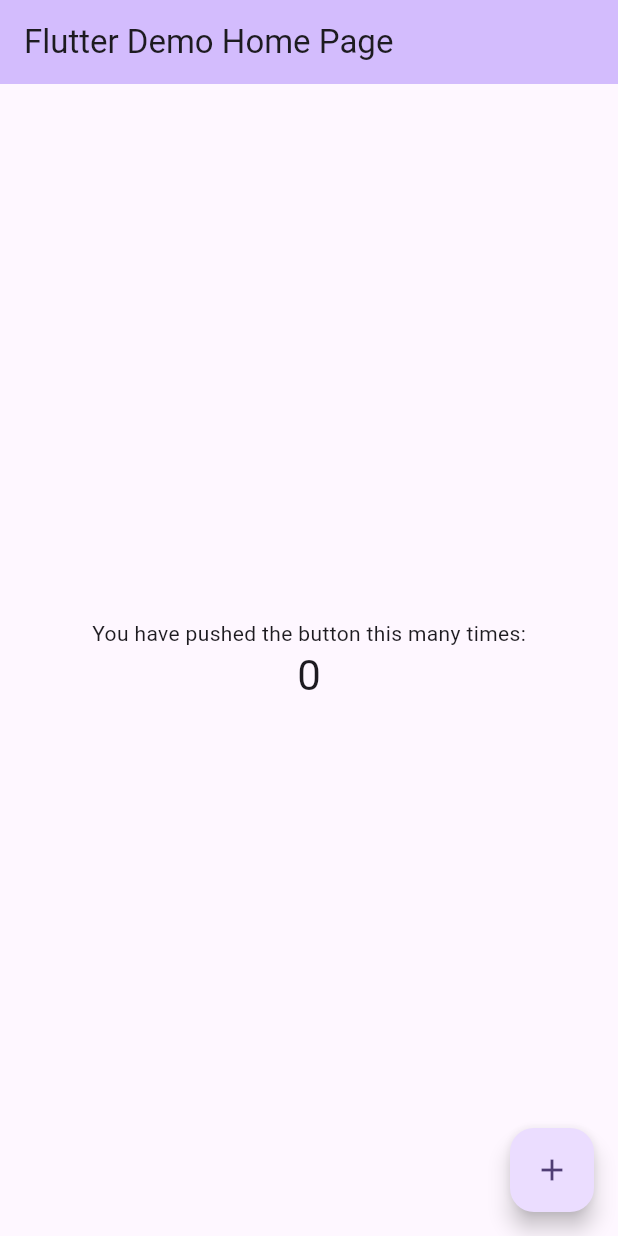
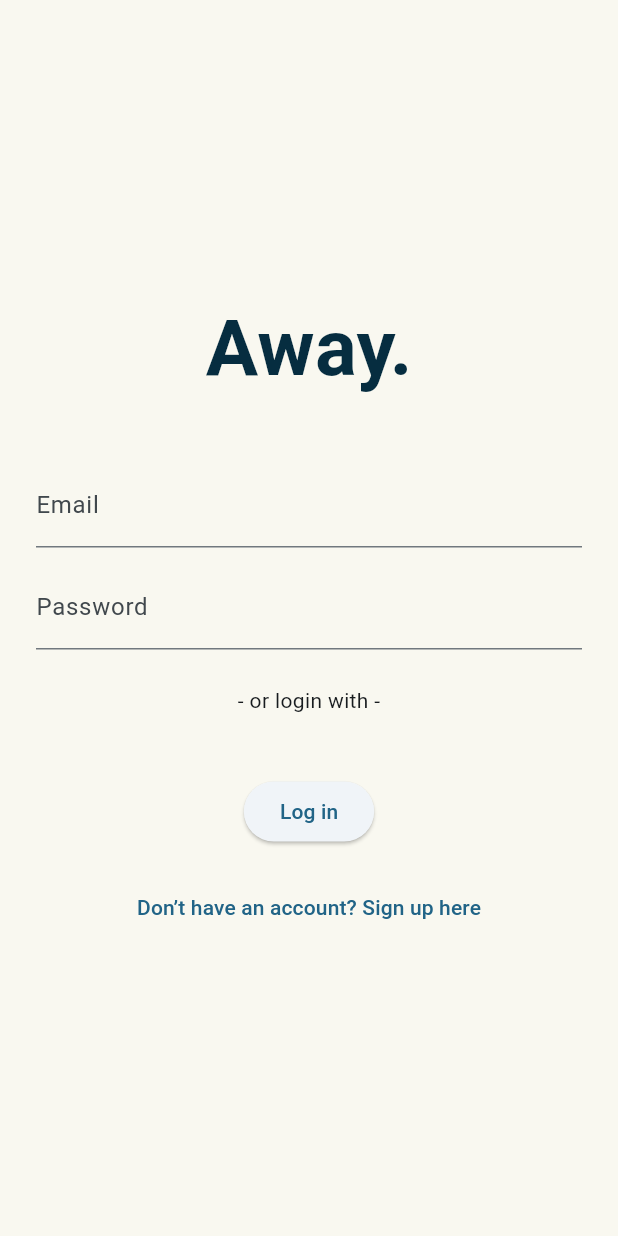
Before and after one commit to claudiafarkas/away_app, a Flutter app: the screen it shows after launch, on a phone screen of 412 x 824 dp. Run offline on Flutter 3.47's test engine with Material 3 defaults, Android fonts, the light colour scheme and no system bars; Roboto replaces fonts that are missing (Times New Roman).

Commit message:
set up file architecture and built loading and auth mvp pages

```diff
--- a/away_app_v1/lib/main.dart
+++ b/away_app_v1/lib/main.dart
@@ -1,122 +1,22 @@
 import 'package:flutter/material.dart';
+import 'views/welcome_load/welcome_load_screen.dart';
 
-void main() {
-  runApp(const MyApp());
-}
+void main() => runApp(const MyApp());
 
 class MyApp extends StatelessWidget {
   const MyApp({super.key});
 
-  // This widget is the root of your application.
   @override
   Widget build(BuildContext context) {
     return MaterialApp(
-      title: 'Flutter Demo',
+      title: 'Away App',
+      themeMode: ThemeMode.light,
       theme: ThemeData(
-        // This is the theme of your application.
-        //
-        // TRY THIS: Try running your application with "flutter run". You'll see
-        // the application has a purple toolbar. Then, without quitting the app,
-        // try changing the seedColor in the colorScheme below to Colors.green
-        // and then invoke "hot reload" (save your changes or press the "hot
-        // reload" button in a Flutter-supported IDE, or press "r" if you used
-        // the command line to start the app).
-        //
-        // Notice that the counter didn't reset back to zero; the application
-        // state is not lost during the reload. To reset the state, use hot
-        // restart instead.
-        //
-        // This works for code too, not just values: Most code changes can be
-        // tested with just a hot reload.
-        colorScheme: ColorScheme.fromSeed(seedColor: Colors.deepPurple),
+        useMaterial3: true,
+        colorScheme: ColorScheme.fromSeed(seedColor: const Color(0xFF062D40)),
+        scaffoldBackgroundColor: const Color.fromARGB(255, 6, 29, 41),
       ),
-      home: const MyHomePage(title: 'Flutter Demo Home Page'),
+      home: const WelcomeLoad(),
     );
   }
 }
-
-class MyHomePage extends StatefulWidget {
-  const MyHomePage({super.key, required this.title});
-
-  // This widget is the home page of your application. It is stateful, meaning
-  // that it has a State object (defined below) that contains fields that affect
-  // how it looks.
-
-  // This class is the configuration for the state. It holds the values (in this
-  // case the title) provided by the parent (in this case the App widget) and
-  // used by the build method of the State. Fields in a Widget subclass are
-  // always marked "final".
-
-  final String title;
-
-  @override
-  State<MyHomePage> createState() => _MyHomePageState();
-}
-
-class _MyHomePageState extends State<MyHomePage> {
-  int _counter = 0;
-
-  void _incrementCounter() {
-    setState(() {
-      // This call to setState tells the Flutter framework that something has
-      // changed in this State, which causes it to rerun the build method below
-      // so that the display can reflect the updated values. If we changed
-      // _counter without calling setState(), then the build method would not be
-      // called again, and so nothing would appear to happen.
-      _counter++;
-    });
-  }
-
-  @override
-  Widget build(BuildContext context) {
-    // This method is rerun every time setState is called, for instance as done
-    // by the _incrementCounter method above.
-    //
-    // The Flutter framework has been optimized to make rerunning build methods
-    // fast, so that you can just rebuild anything that needs updating rather
-    // than having to individually change instances of widgets.
-    return Scaffold(
-      appBar: AppBar(
-        // TRY THIS: Try changing the color here to a specific color (to
-        // Colors.amber, perhaps?) and trigger a hot reload to see the AppBar
-        // change color while the other colors stay the same.
-        backgroundColor: Theme.of(context).colorScheme.inversePrimary,
-        // Here we take the value from the MyHomePage object that was created by
-        // the App.build method, and use it to set our appbar title.
-        title: Text(widget.title),
-      ),
-      body: Center(
-        // Center is a layout widget. It takes a single child and positions it
-        // in the middle of the parent.
-        child: Column(
-          // Column is also a layout widget. It takes a list of children and
-          // arranges them vertically. By default, it sizes itself to fit its
-          // children horizontally, and tries to be as tall as its parent.
-          //
-          // Column has various properties to control how it sizes itself and
-          // how it positions its children. Here we use mainAxisAlignment to
-          // center the children vertically; the main axis here is the vertical
-          // axis because Columns are vertical (the cross axis would be
-          // horizontal).
-          //
-          // TRY THIS: Invoke "debug painting" (choose the "Toggle Debug Paint"
-          // action in the IDE, or press "p" in the console), to see the
-          // wireframe for each widget.
-          mainAxisAlignment: MainAxisAlignment.center,
-          children: <Widget>[
-            const Text('You have pushed the button this many times:'),
-            Text(
-              '$_counter',
-              style: Theme.of(context).textTheme.headlineMedium,
-            ),
-          ],
-        ),
-      ),
-      floatingActionButton: FloatingActionButton(
-        onPressed: _incrementCounter,
-        tooltip: 'Increment',
-        child: const Icon(Icons.add),
-      ), // This trailing comma makes auto-formatting nicer for build methods.
-    );
-  }
-}
--- /dev/null
+++ b/away_app_v1/lib/views/auth/auth_screen.dart
@@ -0,0 +1,60 @@
+// lib/views/welcome/welcome_load.dart
+import 'package:flutter/material.dart';
+import '../auth/signup_screen.dart';
+
+class AuthPage extends StatelessWidget {
+  const AuthPage({super.key});
+
+  @override
+  Widget build(BuildContext context) {
+    return Scaffold(
+      backgroundColor: Color.fromARGB(255, 249, 248, 240),
+      body: Padding(
+        padding: const EdgeInsets.symmetric(horizontal: 24),
+        child: Column(
+          mainAxisAlignment: MainAxisAlignment.center,
+          children: [
+            const Text(
+              'Away.',
+              style: TextStyle(
+                fontSize: 52,
+                fontWeight: FontWeight.bold,
+                color: Color(0xFF062D40),
+                fontFamily: 'Times New Roman',
+              ),
+            ),
+            const SizedBox(height: 40), // spacing before form
+            // Login form
+            const TextField(decoration: InputDecoration(labelText: 'Email')),
+            const SizedBox(height: 12),
+            const TextField(
+              obscureText: true,
+              decoration: InputDecoration(labelText: 'Password'),
+            ),
+            const SizedBox(height: 24),
+
+            const Text("- or login with -"),
+            const SizedBox(height: 40),
+            ElevatedButton(
+              onPressed: () {
+                // handle login
+              },
+              child: const Text('Log in'),
+            ),
+            const SizedBox(height: 16),
+
+            TextButton(
+              onPressed: () {
+                Navigator.push(
+                  context,
+                  MaterialPageRoute(builder: (context) => const SignUpPage()),
+                );
+              },
+              child: const Text("Don’t have an account? Sign up here"),
+            ),
+          ],
+        ),
+      ),
+    );
+  }
+}
```
Also changed, not shown: away_app_v1/lib/views/auth/signup_screen.dart (added, +98 -0 lines), away_app_v1/lib/views/welcome_load/welcome_load_screen.dart (added, +40 -0 lines), away_app_v1/lib/core/app_theme.dart (added), away_app_v1/lib/core/constants.dart (added), away_app_v1/lib/views/auth/widgets/auth_text_field.dart (added), away_app_v1/lib/views/auth/widgets/pw_toggle_icon.dart (added), away_app_v1/lib/views/chat/chat_screen.dart (added), away_app_v1/lib/views/home/feed/feed_tab.dart (added), away_app_v1/lib/views/home/home_screen.dart (added), away_app_v1/lib/views/home/imported/imported_tab.dart (added), away_app_v1/lib/views/home/imported/widgets/video_tile.dart (added), away_app_v1/lib/views/import/link_import_screen.dart (added), away_app_v1/lib/views/map/map_screen.dart (added), away_app_v1/lib/views/profile/profile_screen.dart (added).
